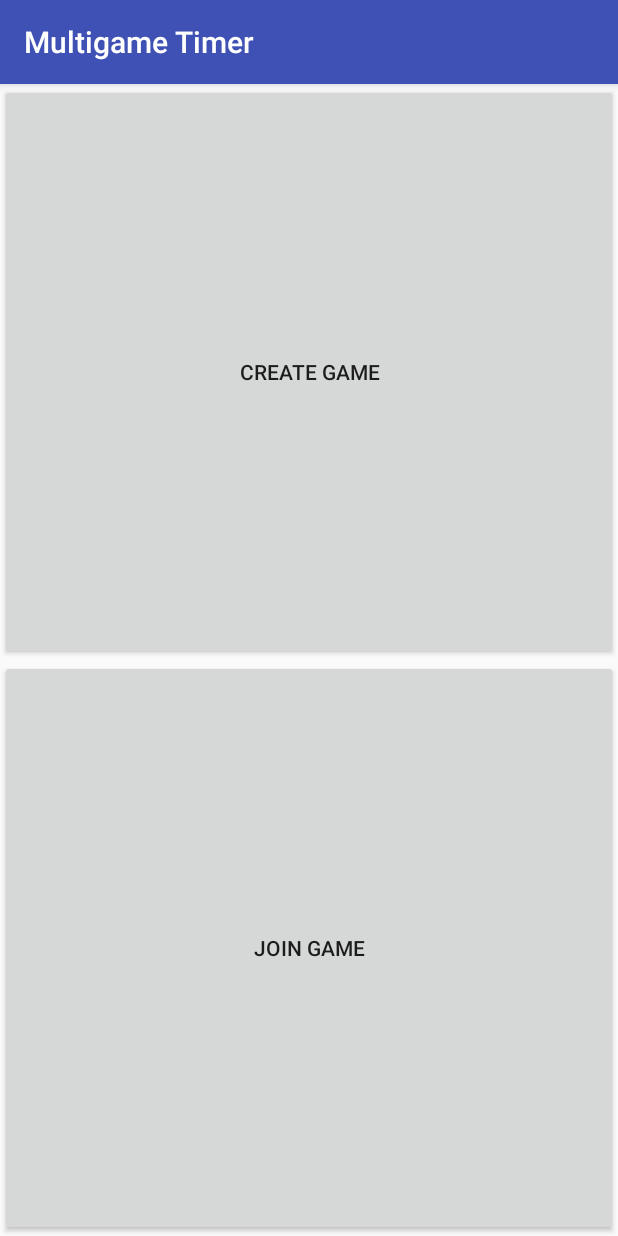
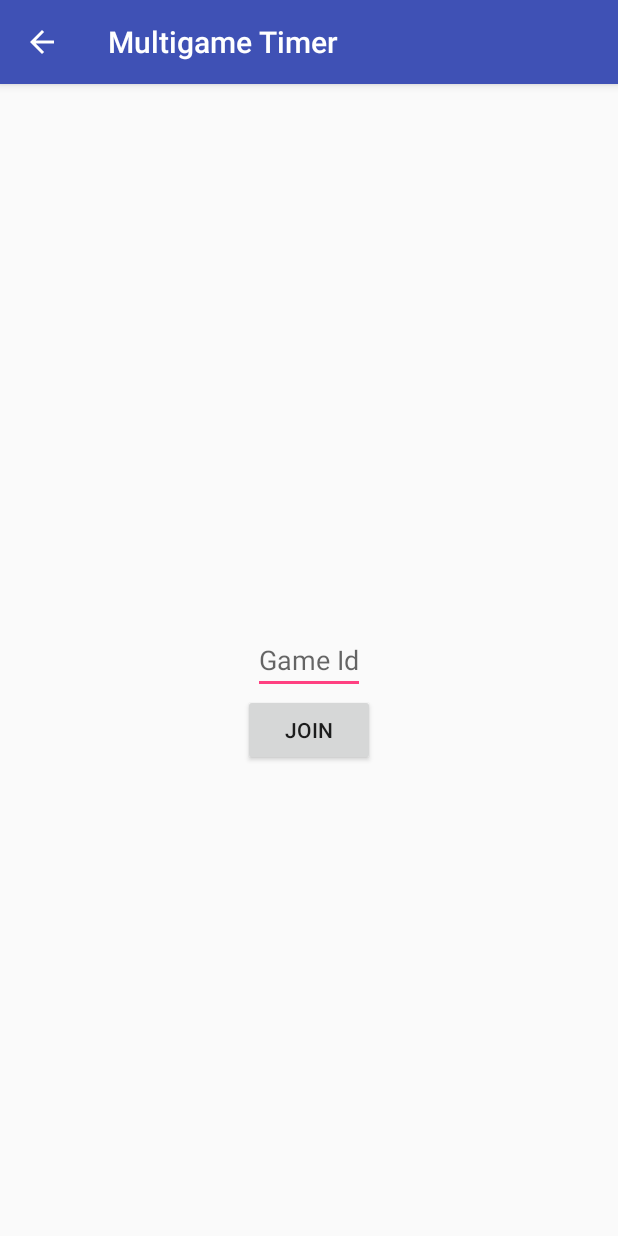
Before and after one commit to ephraimkunz/MultiGameTimer-Android, an Android app: the screen it shows after launch (MainActivity before the commit, JoinGameActivity after it), after a tap on "JOIN GAME", on a phone screen of 412 x 824 dp. Run offline under Robolectric (Android 15) with nearby library versions, the phone set to English and light mode, and no system bars.

Commit message:
Stub out join and create game, start bluetooth model classes

```diff
--- a/app/build.gradle
+++ b/app/build.gradle
@@ -26,5 +26,6 @@ dependencies {
     })
     compile 'com.android.support:appcompat-v7:25.3.1'
     compile 'com.android.support.constraint:constraint-layout:1.0.2'
+    compile 'com.android.support:support-v4:25.3.1'
     testCompile 'junit:junit:4.12'
 }
--- /dev/null
+++ b/app/src/main/java/com/example/ephraimkunz/multigametimer/Activities/JoinGameActivity.java
@@ -0,0 +1,41 @@
+package com.example.ephraimkunz.multigametimer.Activities;
+
+import android.support.v4.app.FragmentManager;
+import android.support.v7.app.AppCompatActivity;
+import android.os.Bundle;
+
+import com.example.ephraimkunz.multigametimer.Fragments.JoinGameFragment;
+import com.example.ephraimkunz.multigametimer.R;
+import com.example.ephraimkunz.multigametimer.Fragments.WaitFragment;
+
+public class JoinGameActivity extends AppCompatActivity implements JoinGameFragment.JoinGameFragmentListener {
+
+    @Override
+    protected void onCreate(Bundle savedInstanceState) {
+        super.onCreate(savedInstanceState);
+        setContentView(R.layout.activity_join_game);
+
+        FragmentManager fragmentManager = getSupportFragmentManager();
+        JoinGameFragment fragment = JoinGameFragment.newInstance();
+        fragmentManager
+                .beginTransaction()
+                .add(R.id.fragment_container, fragment)
+                .commit();
+    }
+
+    @Override
+    public void onGameJoinTapped(String gameId) {
+        if (gameId == null || gameId.length() != 3) {
+            return;
+        }
+
+        // Start advertising services and characteristics
+
+        FragmentManager fragmentManager = getSupportFragmentManager();
+        WaitFragment fragment = WaitFragment.newInstance();
+        fragmentManager
+                .beginTransaction()
+                .replace(R.id.fragment_container, fragment)
+                .commit();
+    }
+}
--- a/app/src/main/java/com/example/ephraimkunz/multigametimer/MainActivity.java
+++ b/app/src/main/java/com/example/ephraimkunz/multigametimer/Activities/MainActivity.java
@@ -1,9 +1,14 @@
-package com.example.ephraimkunz.multigametimer;
+package com.example.ephraimkunz.multigametimer.Activities;
 
+import android.content.Intent;
 import android.support.v7.app.AppCompatActivity;
 import android.os.Bundle;
 import android.view.View;
 import android.widget.Button;
+
+import com.example.ephraimkunz.multigametimer.Activities.CreateGameActivity;
+import com.example.ephraimkunz.multigametimer.Activities.JoinGameActivity;
+import com.example.ephraimkunz.multigametimer.R;
 
 public class MainActivity extends AppCompatActivity {
 
@@ -16,7 +21,8 @@ public class MainActivity extends AppCompatActivity {
         createGame.setOnClickListener(new View.OnClickListener() {
             @Override
             public void onClick(View v) {
-
+                Intent intent = new Intent(getApplicationContext(), CreateGameActivity.class);
+                startActivity(intent);
             }
         });
 
@@ -24,7 +30,8 @@ public class MainActivity extends AppCompatActivity {
         joinGame.setOnClickListener(new View.OnClickListener() {
             @Override
             public void onClick(View v) {
-
+                Intent intent = new Intent(getApplicationContext(), JoinGameActivity.class);
+                startActivity(intent);
             }
         });
     }
--- /dev/null
+++ b/app/src/main/java/com/example/ephraimkunz/multigametimer/Fragments/JoinGameFragment.java
@@ -0,0 +1,125 @@
+package com.example.ephraimkunz.multigametimer.Fragments;
+
+import android.content.Context;
+import android.os.Bundle;
+import android.support.v4.app.Fragment;
+import android.text.Editable;
+import android.text.TextWatcher;
+import android.view.LayoutInflater;
+import android.view.View;
+import android.view.ViewGroup;
+import android.widget.Button;
+import android.widget.EditText;
+
+import com.example.ephraimkunz.multigametimer.R;
+
+/**
+ * A simple {@link Fragment} subclass.
+ * Activities that contain this fragment must implement the
+ * {@link JoinGameFragment.JoinGameFragmentListener} interface
+ * to handle interaction events.
+ * Use the {@link JoinGameFragment#newInstance} factory method to
+ * create an instance of this fragment.
+ */
+public class JoinGameFragment extends Fragment {
+    private JoinGameFragmentListener mListener;
+
+    public JoinGameFragment() {
+        // Required empty public constructor
+    }
+
+    /**
+     * Use this factory method to create a new instance of
+     * this fragment using the provided parameters.
+     *
+     * @return A new instance of fragment JoinGameFragment.
+     */
+    // TODO: Rename and change types and number of parameters
+    public static JoinGameFragment newInstance() {
+        JoinGameFragment fragment = new JoinGameFragment();
+        return fragment;
+    }
+
+    @Override
+    public void onCreate(Bundle savedInstanceState) {
+        super.onCreate(savedInstanceState);
+    }
+
+    @Override
+    public View onCreateView(LayoutInflater inflater, ViewGroup container,
+                             Bundle savedInstanceState) {
+        // Inflate the layout for this fragment
+        View inflatedView = inflater.inflate(R.layout.fragment_join_game, container, false);
+
+        final Button joinGame = (Button)inflatedView.findViewById(R.id.joinGameButtonWithGameId);
+        final EditText editText = (EditText)inflatedView.findViewById(R.id.joinGameEditText);
+
+        joinGame.setOnClickListener(new View.OnClickListener() {
+            @Override
+            public void onClick(View v) {
+                String gameId = editText.getText().toString();
+                gameJoinTapped(gameId);
+            }
+        });
+
+        editText.addTextChangedListener(new TextWatcher() {
+            @Override
+            public void beforeTextChanged(CharSequence s, int start, int count, int after) {
+
+            }
+
+            @Override
+            public void onTextChanged(CharSequence s, int start, int before, int count) {
+                if (s.length() == 3) {
+                    joinGame.setEnabled(true);
+                } else {
+                    joinGame.setClickable(false);
+                }
+            }
+
+            @Override
+            public void afterTextChanged(Editable s) {
+
+            }
+        });
+
+        return inflatedView;
+    }
+
+    public void gameJoinTapped(String gameId) {
+        if (mListener != null) {
+            mListener.onGameJoinTapped(gameId);
+        }
+    }
+
+    @Override
+    public void onAttach(Context context) {
+        super.onAttach(context);
+        if (context instanceof JoinGameFragmentListener) {
+            mListener = (JoinGameFragmentListener) context;
+        } else {
+            throw new RuntimeException(context.toString()
+                    + " must implement OnFragmentInteractionListener");
+        }
+    }
+
+    @Override
+    public void onDetach() {
+        super.onDetach();
+        mListener = null;
+    }
+
+    /**
+     * This interface must be implemented by activities that contain this
+     * fragment to allow an interaction in this fragment to be communicated
+     * to the activity and potentially other fragments contained in that
+     * activity.
+     * <p>
+     * See the Android Training lesson <a href=
+     * "http://developer.android.com/training/basics/fragments/communicating.html"
+     * >Communicating with Other Fragments</a> for more information.
+     */
+    public interface JoinGameFragmentListener {
+        void onGameJoinTapped(String gameId);
+    }
+}
--- /dev/null
+++ b/app/src/main/res/layout/activity_join_game.xml
@@ -0,0 +1,11 @@
+<?xml version="1.0" encoding="utf-8"?>
+<RelativeLayout
+    android:orientation="vertical"
+    android:layout_height="match_parent"
+    android:layout_width="match_parent"
+    xmlns:android="http://schemas.android.com/apk/res/android">
+    <FrameLayout
+        android:layout_width="match_parent"
+        android:id="@+id/fragment_container"
+        android:layout_height="match_parent"></FrameLayout>
+</RelativeLayout>
--- /dev/null
+++ b/app/src/main/res/layout/fragment_join_game.xml
@@ -0,0 +1,22 @@
+<?xml version="1.0" encoding="utf-8"?>
+<RelativeLayout
+    android:orientation="vertical"
+    android:layout_height="match_parent"
+    android:layout_width="match_parent"
+    xmlns:android="http://schemas.android.com/apk/res/android">
+    <EditText
+        android:layout_width="wrap_content"
+        android:layout_height="wrap_content"
+        android:id="@+id/joinGameEditText"
+        android:layout_centerInParent="true"
+        android:inputType="number"
+        android:hint="Game Id" />
+    <Button
+        android:layout_width="wrap_content"
+        android:layout_height="wrap_content"
+        android:layout_centerHorizontal="true"
+        android:layout_below="@id/joinGameEditText"
+        android:id="@+id/joinGameButtonWithGameId"
+        android:clickable="false"
+        android:text="Join"/>
+</RelativeLayout>
--- a/app/src/main/res/values/strings.xml
+++ b/app/src/main/res/values/strings.xml
@@ -1,3 +1,6 @@
 <resources>
     <string name="app_name">Multigame Timer</string>
+
+    <!-- TODO: Remove or change this placeholder text -->
+    <string name="hello_blank_fragment">Hello blank fragment</string>
 </resources>
```
Also changed, not shown: app/src/main/AndroidManifest.xml (+8 -1 lines), app/src/main/java/com/example/ephraimkunz/multigametimer/Activities/CreateGameActivity.java (added, +15 -0 lines), app/src/main/java/com/example/ephraimkunz/multigametimer/Fragments/WaitFragment.java (added, +91 -0 lines), app/src/main/java/com/example/ephraimkunz/multigametimer/GameCentral.java (added, +8 -0 lines), app/src/main/java/com/example/ephraimkunz/multigametimer/GamePeripheral.java (added, +8 -0 lines), app/src/main/res/layout/activity_create_game.xml (added, +9 -0 lines), app/src/main/res/layout/fragment_wait.xml (added, +13 -0 lines).
